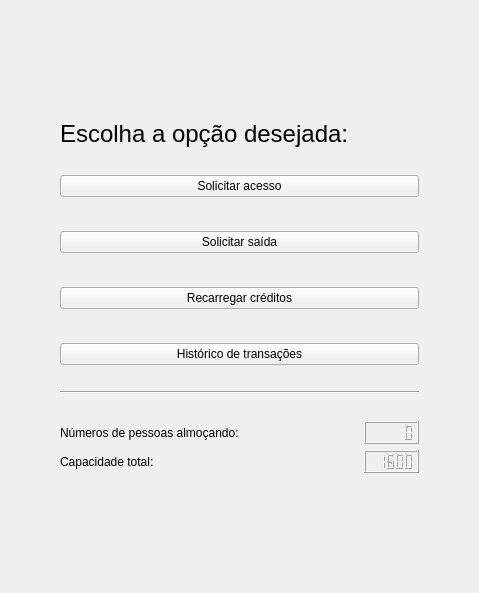
Qt form ControleAcessoRU/optionsHandler.ui (EEL7323/rocket) before a commit.
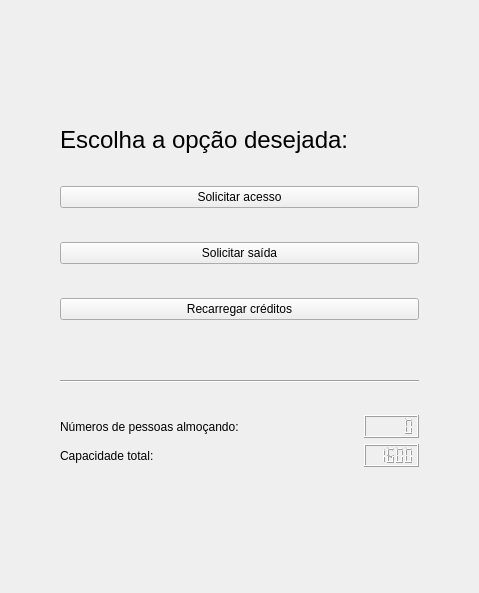
The same form after that commit.

Commit message: Adjusting interface

Patch:
```diff
--- a/ControleAcessoRU/optionsHandler.ui
+++ b/ControleAcessoRU/optionsHandler.ui
@@ -171,15 +171,7 @@
       </spacer>
      </item>
      <item>
-      <layout class="QHBoxLayout" name="horizontalLayout_7">
-       <item>
-        <widget class="QPushButton" name="historicTransaction">
-         <property name="text">
-          <string>Histórico de transações</string>
-         </property>
-        </widget>
-       </item>
-      </layout>
+      <layout class="QHBoxLayout" name="horizontalLayout_7"/>
      </item>
     </layout>
    </item>
```
The commit also changes 6 other files.
